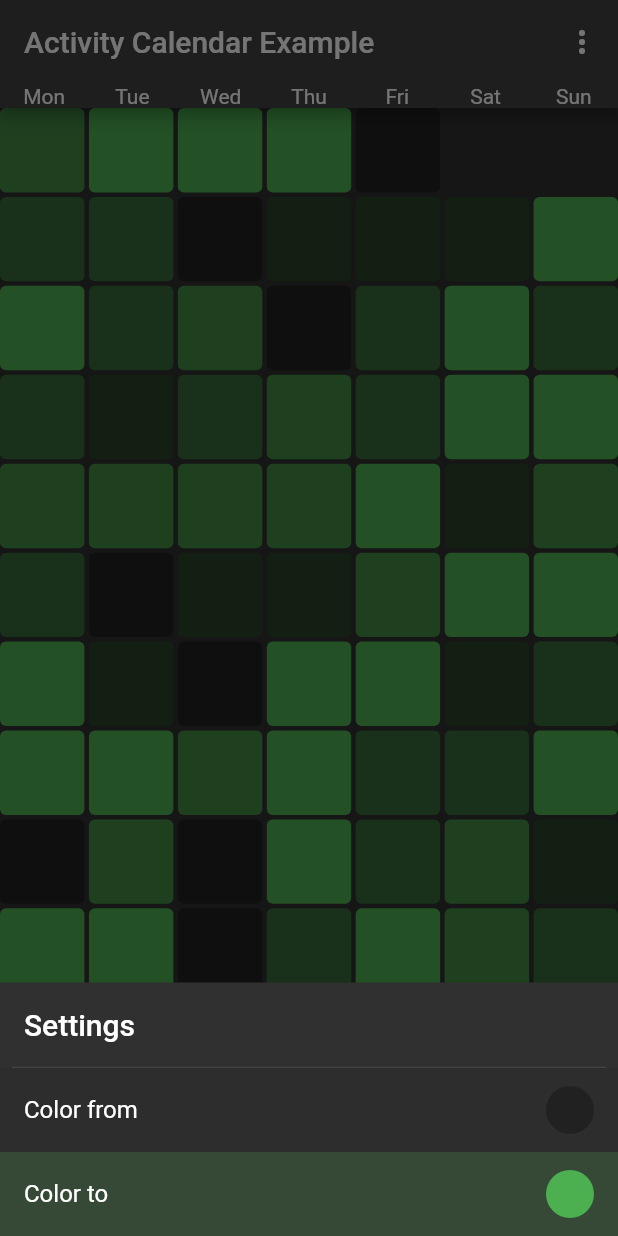
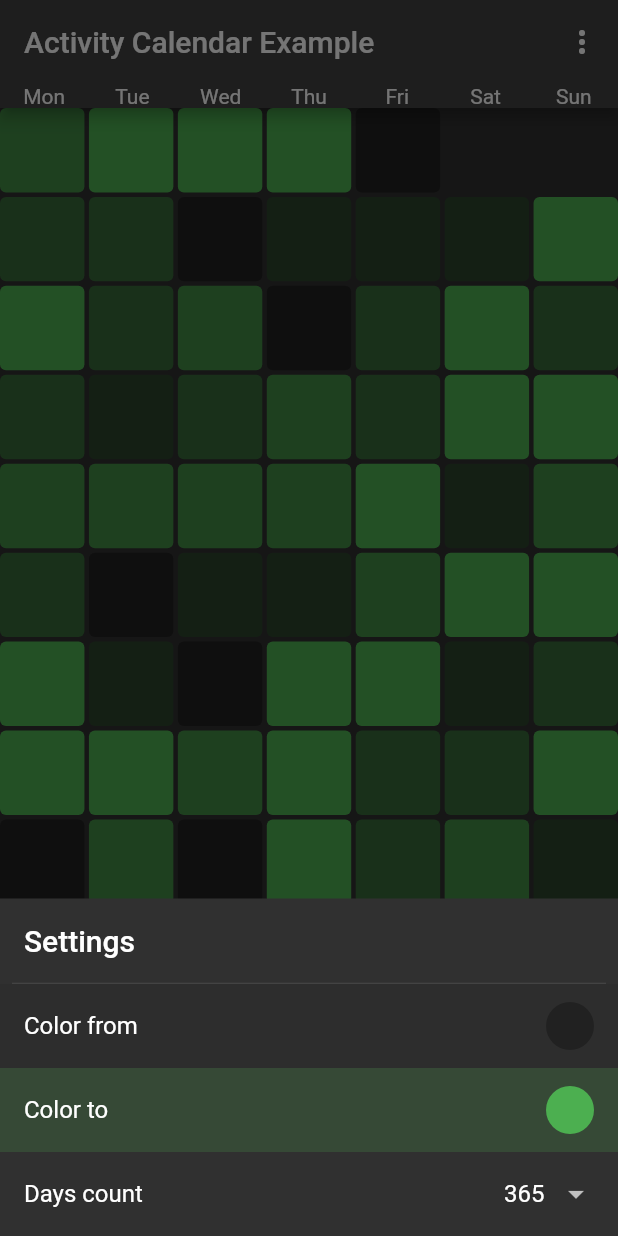
Before and after one commit to Vorkytaka/activity_calendar, a Flutter app: the screen it shows after launch, after a tap on the "more vert" icon, on a phone screen of 412 x 824 dp. Run offline on Flutter 3.47's test engine with Material 2 defaults, Android fonts, the phone set to English and light mode, and no system bars.

Commit message:
• Select days count

```diff
--- a/example/lib/main.dart
+++ b/example/lib/main.dart
@@ -82,6 +82,28 @@ class ExampleApp extends StatelessWidget {
                           },
                           color: _sharedToColor(context),
                         ),
+                        ListTile(
+                          title: const Text('Days count'),
+                          trailing: DropdownButtonHideUnderline(
+                            child: DropdownButton<int>(
+                              value: _sharedDaysCount(context),
+                              items: const [
+                                DropdownMenuItem(child: Text('1'), value: 1),
+                                DropdownMenuItem(child: Text('7'), value: 7),
+                                DropdownMenuItem(child: Text('30'), value: 30),
+                                DropdownMenuItem(
+                                    child: Text('365'), value: 365),
+                                DropdownMenuItem(
+                                    child: Text('1000'), value: 1000),
+                              ],
+                              onChanged: (value) => SharedAppData.setValue(
+                                context,
+                                _daysCountKey,
+                                value,
+                              ),
+                            ),
+                          ),
+                        ),
                       ],
                     ),
                   );
@@ -102,7 +124,7 @@ class ExampleApp extends StatelessWidget {
             ),
           ),
           body: ActivityCalendar(
-            activities: rl(),
+            activities: rl(_sharedDaysCount(context)),
             fromColor: _sharedFromColor(context),
             toColor: _sharedToColor(context),
             steps: 5,
@@ -136,6 +158,7 @@ class ExampleApp extends StatelessWidget {
 
 final Object _fromColorKey = Object();
 final Object _toColorKey = Object();
+final Object _daysCountKey = Object();
 
 Color _sharedFromColor(BuildContext context) =>
     SharedAppData.getValue<Object, Color>(
@@ -149,6 +172,12 @@ Color _sharedToColor(BuildContext context) =>
       context,
       _toColorKey,
       () => Colors.green,
+    );
+
+int _sharedDaysCount(BuildContext context) => SharedAppData.getValue(
+      context,
+      _daysCountKey,
+      () => 365,
     );
 
 class _ColorMenuItem extends StatelessWidget {
```
